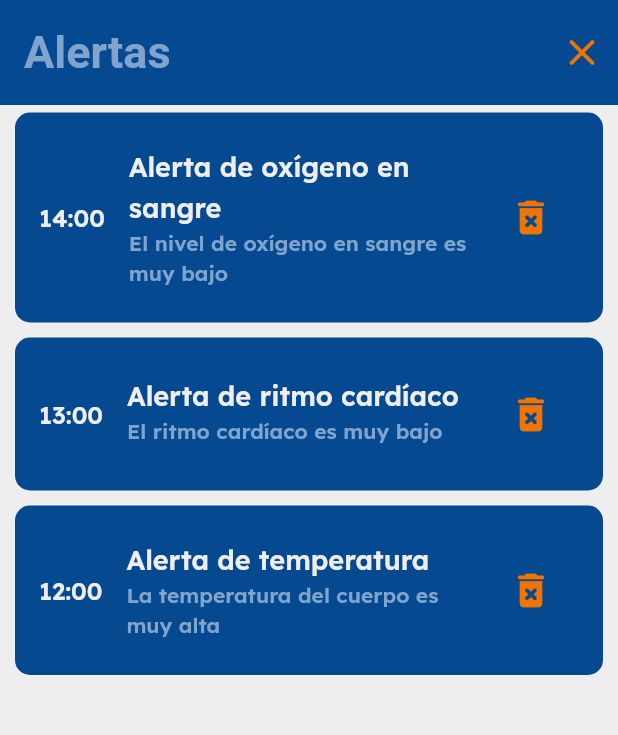
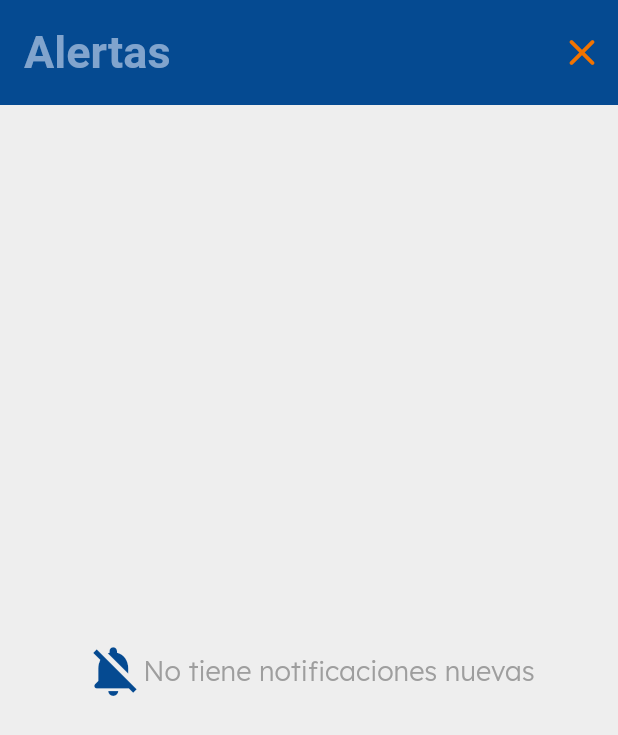
Before and after one commit to josenavarrojm/smart_clothing_app, a Flutter app: the LoggedUserPage screen opened directly, after a tap on the "notifications" icon, on a phone screen of 412 x 824 dp. Shown: the top 735 px of the screen. Run offline on Flutter 3.47's test engine with Material 3 defaults, Android fonts, the phone set to English and light mode, and no system bars; our stand-ins replace cloud_firestore, csv, firebase_core, flutter_blue_plus, flutter_local_notifications, fluttertoast and 7 more; missing offline and left inert: bcrypt, flutter_reactive_ble, mongo_dart, mqtt_client; accounts and stored records are empty.

Commit message:
Alerts table created on local DB

```diff
--- a/lib/controllers/BLE/bluetooth_services.dart
+++ b/lib/controllers/BLE/bluetooth_services.dart
@@ -317,12 +317,10 @@ class BluetoothController {
             readData = parts[0];
             dataReceived["_id"] = ObjectId();
             dataReceived["ecg"] = BlDataNotifier().ecgData;
-            print("Longitud: ${BlDataNotifier().ecgData.length}");
             await initializeDateFormatting('es_ES', null);
             Intl.defaultLocale = 'es_ES';
             dataReceived["created_at"] =
                 DateFormat('EEE, MMM d, yyyy - hh:mm a').format(DateTime.now());
-            print(dataReceived["created_at"]);
             if (BlDataNotifier().ecgData.isNotEmpty) {
               try {
                 await mongoService.insertDocument(dataReceived, "data");
--- a/lib/handlers/data_base_handler.dart
+++ b/lib/handlers/data_base_handler.dart
@@ -1,3 +1,4 @@
+import 'package:smartclothingproject/models/alert_model.dart';
 import 'package:smartclothingproject/models/user_model.dart';
 import 'package:sqflite/sqflite.dart';
 import 'package:path/path.dart';
@@ -22,13 +23,14 @@ class DatabaseHandler {
 
     return await openDatabase(
       path,
-      version: 5,
+      version: 8, // Asegúrate de incrementar la versión
       onCreate: _createDB,
       onUpgrade: _upgradeDB,
     );
   }
 
   Future<void> _createDB(Database db, int version) async {
+    // Tabla de usuarios
     await db.execute('''
     CREATE TABLE IF NOT EXISTS users (
       id INTEGER PRIMARY KEY AUTOINCREMENT,
@@ -58,12 +60,38 @@ class DatabaseHandler {
       ARL TEXT,
       PensionFondo TEXT
     )
-  ''');
+    ''');
+
+    // Tabla de alertas
+    await db.execute('''
+    CREATE TABLE IF NOT EXISTS alerts (
+      id INTEGER PRIMARY KEY AUTOINCREMENT,
+      title TEXT,
+      description TEXT,
+      minute TEXT,
+      hour  TEXT,
+      day   TEXT,
+      month TEXT,
+      year  TEXT
+    )
+    ''');
   }
 
   Future<void> _upgradeDB(Database db, int oldVersion, int newVersion) async {
-    if (oldVersion < 6) {
-      await db.execute("ALTER TABLE users ADD COLUMN user_id TEXT");
+    if (oldVersion < 8) {
+      // Crea la tabla de alertas si no existía
+      await db.execute('''
+      CREATE TABLE IF NOT EXISTS alerts (
+        id INTEGER PRIMARY KEY AUTOINCREMENT,
+        title TEXT,
+        description TEXT,
+        minute TEXT,
+        hour TEXT,
+        day TEXT,
+        month TEXT,
+        year TEXT
+      )
+      ''');
     }
   }
 
@@ -83,4 +111,43 @@ class DatabaseHandler {
     final result = await db.query('users');
     return result.map((e) => UserModel.fromJson(e)).toList();
   }
+
+  // Funciones para gestionar alertas
+  Future<void> saveAlert(Map<String, dynamic> alertData) async {
+    final db = await instance.database;
+    await db.insert('alerts', alertData);
+  }
+
+  Future<void> deleteAlert(String id) async {
+    final db = await instance.database;
+    await db.delete(
+      'alerts',
+      where: 'id = ?',
+      whereArgs: [id], // Eliminar usando el id
+    );
+  }
+
+  Future<List<AlertModel>> getAllAlerts() async {
+    final db = await instance.database;
+    final List<Map<String, dynamic>> maps = await db.query('alerts');
+    print(maps); // Verifica los datos recuperados
+
+    return List.generate(maps.length, (i) {
+      return AlertModel(
+        id: maps[i]['id'].toString(), // Convierte el id a String
+        title: maps[i]['title'] ?? '',
+        description: maps[i]['description'] ?? '',
+        minute: maps[i]['minute'].toString(), // Convierte minute a String
+        hour: maps[i]['hour'].toString(), // Convierte hour a String
+        day: maps[i]['day'].toString(), // Convierte day a String
+        month: maps[i]['month'].toString(), // Convierte month a String
+        year: maps[i]['year'].toString(), // Convierte year a String
+      );
+    });
+  }
+
+  Future<void> clearAlerts() async {
+    final db = await instance.database;
+    await db.delete('alerts');
+  }
 }
--- /dev/null
+++ b/lib/models/alert_model.dart
@@ -0,0 +1,45 @@
+class AlertModel {
+  final String? id;
+  final String title;
+  final String description;
+  final String minute;
+  final String hour;
+  final String day;
+  final String month;
+  final String year;
+
+  const AlertModel({
+    this.id,
+    required this.title,
+    required this.description,
+    required this.minute,
+    required this.hour,
+    required this.day,
+    required this.month,
+    required this.year,
+  });
+
+  Map<String, dynamic> toJson() {
+    return {
+      "title": title,
+      "description": description,
+      "minute": minute,
+      "hour": hour,
+      "day": day,
+      "month": month,
+      "year": year,
+    };
+  }
+
+  factory AlertModel.fromJson(Map<String, dynamic> json) {
+    return AlertModel(
+      title: json['title'] ?? '',
+      description: json['description'] ?? '',
+      minute: json['minute'] ?? '',
+      hour: json['hour'] ?? '',
+      day: json['day'] ?? '',
+      month: json['month'] ?? '',
+      year: json['year'] ?? '',
+    );
+  }
+}
--- a/lib/views/loggedUserPage.dart
+++ b/lib/views/loggedUserPage.dart
@@ -101,26 +101,26 @@ class _LoggedUserPageState extends State<LoggedUserPage> {
 
     return Consumer<BlDataNotifier>(builder: (context, blDataNotifier, child) {
       return Scaffold(
-        floatingActionButton: FloatingActionButton(
-          elevation: 0.0,
-          shape: RoundedRectangleBorder(
-            borderRadius:
-                BorderRadius.circular(radiusBtn), // Esquinas redondeadas
-          ),
-          backgroundColor: Theme.of(context).colorScheme.tertiary,
-          onPressed: () async {
-            await LocalNotificationService.showNotification(
-              id: Random().nextInt(100000),
-              title: 'Test',
-              body: 'Aquí va el mensaje de alerta.',
-            );
-          },
-          child: Icon(
-            Icons.notification_add,
-            color: Theme.of(context).primaryColor,
-            size: 40,
-          ),
-        ),
+        // floatingActionButton: FloatingActionButton(
+        //   elevation: 0.0,
+        //   shape: RoundedRectangleBorder(
+        //     borderRadius:
+        //         BorderRadius.circular(radiusBtn), // Esquinas redondeadas
+        //   ),
+        //   backgroundColor: Theme.of(context).colorScheme.tertiary,
+        //   onPressed: () async {
+        //     await LocalNotificationService.showNotification(
+        //       id: Random().nextInt(100000),
+        //       title: 'Peligro 😔😔',
+        //       body: 'Ten cuidado, eres muy sexi 😏😏',
+        //     );
+        //   },
+        //   child: Icon(
+        //     Icons.notification_add,
+        //     color: Theme.of(context).primaryColor,
+        //     size: 40,
+        //   ),
+        // ),
         backgroundColor: Theme.of(context).scaffoldBackgroundColor,
         appBar: PreferredSize(
           preferredSize: const Size.fromHeight(110),
@@ -155,40 +155,40 @@ class _LoggedUserPageState extends State<LoggedUserPage> {
                 //   },
                 // ),
                 if (_selectedIndex != 1) ...[
-                  Consumer<ConnectionService>(
-                    builder: (context, connectionService, child) {
-                      return IconButton(
-                        icon: Icon(
-                          ((!connectionService.isConnected &&
-                                      connectionService.lostConnection &&
-                                      !isDialogVisible) ||
-                                  (!connectionService.isConnected))
-                              ? Icons.bluetooth_disabled
-                              : Icons.bluetooth_connected,
-                        ),
-                        color: ((!connectionService.isConnected &&
-                                    connectionService.lostConnection &&
-                                    !isDialogVisible) ||
-                                (!connectionService.isConnected))
-                            ? Theme.of(context).colorScheme.tertiary
-                            : Colors.blueAccent,
-                        onPressed: () async {
-                          if ((!connectionService.isConnected &&
-                                  connectionService.lostConnection &&
-                                  !isDialogVisible) ||
-                              (!connectionService.isConnected)) {
-                            isDialogVisible = true;
-                            // Llamar a showDialogIfNeeded solo cuando sea necesario
-                            Future.delayed(Duration.zero, () {
-                              showDialogIfNeeded(connectionService);
-                            });
-                          }
-                          setState(
-                              () {}); // Este setState ahora debería funcionar correctamente.
-                        },
-                      );
-                    },
-                  ),
+                  // Consumer<ConnectionService>(
+                  //   builder: (context, connectionService, child) {
+                  //     return IconButton(
+                  //       icon: Icon(
+                  //         ((!connectionService.isConnected &&
+                  //                     connectionService.lostConnection &&
+                  //                     !isDialogVisible) ||
+                  //                 (!connectionService.isConnected))
+                  //             ? Icons.bluetooth_disabled
+                  //             : Icons.bluetooth_connected,
+                  //       ),
+                  //       color: ((!connectionService.isConnected &&
+                  //                   connectionService.lostConnection &&
+                  //                   !isDialogVisible) ||
+                  //               (!connectionService.isConnected))
+                  //           ? Theme.of(context).colorScheme.tertiary
+                  //           : Colors.blueAccent,
+                  //       onPressed: () async {
+                  //         if ((!connectionService.isConnected &&
+                  //                 connectionService.lostConnection &&
+                  //                 !isDialogVisible) ||
+                  //             (!connectionService.isConnected)) {
+                  //           isDialogVisible = true;
+                  //           // Llamar a showDialogIfNeeded solo cuando sea necesario
+                  //           Future.delayed(Duration.zero, () {
+                  //             showDialogIfNeeded(connectionService);
+                  //           });
+                  //         }
+                  //         setState(
+                  //             () {}); // Este setState ahora debería funcionar correctamente.
+                  //       },
+                  //     );
+                  //   },
+                  // ),
                   _buildNotificationBadge(context)
                 ],
                 IconButton(
@@ -429,7 +429,9 @@ Widget _buildNotificationBadge(BuildContext context) {
       builder: (context, snapshot) {
         if (snapshot.connectionState == ConnectionState.waiting) {
           // Mostrar el Badge mientras carga
-          return Badge(
+          return Container(
+              margin: const EdgeInsets.only(right: 10),
+              child: Badge(
                 alignment: Alignment.topRight,
                 backgroundColor: Colors.red,
                 smallSize: 0.0,
@@ -441,7 +443,7 @@ Widget _buildNotificationBadge(BuildContext context) {
                   child: Icon(Icons.notifications_outlined,
                       size: 30, color: Theme.of(context).colorScheme.tertiary),
                 ),
-          );
+              ));
         }
 
         // Cuando el valor ya está cargado
@@ -485,6 +487,8 @@ Widget _buildNotificationBadge(BuildContext context) {
               ),
             );
           },
+          child: Container(
+              margin: const EdgeInsets.only(right: 10),
               child: Badge(
                 alignment: Alignment.topRight,
                 backgroundColor: Colors.red,
@@ -499,7 +503,7 @@ Widget _buildNotificationBadge(BuildContext context) {
                   child: Icon(Icons.notifications_outlined,
                       size: 30, color: Theme.of(context).colorScheme.tertiary),
                 ),
-          ),
+              )),
         );
       },
     );
--- a/lib/views/notification_panel.dart
+++ b/lib/views/notification_panel.dart
@@ -2,6 +2,8 @@ import 'package:flutter/material.dart';
 import 'package:flutter/services.dart';
 import 'package:google_fonts/google_fonts.dart';
 import 'package:smartclothingproject/functions/show_toast.dart';
+import 'package:smartclothingproject/handlers/data_base_handler.dart';
+import 'package:smartclothingproject/models/alert_model.dart';
 
 class NotificationPanel extends StatefulWidget {
   @override
@@ -9,23 +11,47 @@ class NotificationPanel extends StatefulWidget {
 }
 
 class _NotificationPanelState extends State<NotificationPanel> {
-  List<Map<String, String>> notifications = [
-    {
-      'title': 'Alerta de oxígeno en sangre',
-      'description': 'El nivel de oxígeno en sangre es muy bajo',
-      'time': '14:00',
-    },
-    {
-      'title': 'Alerta de ritmo cardíaco',
-      'description': 'El ritmo cardíaco es muy bajo',
-      'time': '13:00',
-    },
-    {
-      'title': 'Alerta de temperatura',
-      'description': 'La temperatura del cuerpo es muy alta',
-      'time': '12:00',
-    },
-  ];
+  List<AlertModel> alerts = [];
+
+  @override
+  void initState() {
+    super.initState();
+    loadAlerts();
+    print(alerts.length);
+  }
+
+  Future<void> loadAlerts() async {
+    try {
+      alerts = await DatabaseHandler.instance.getAllAlerts();
+
+      // Ordenar las alertas por fecha y hora: más recientes primero
+      alerts.sort((a, b) {
+        // Convertir las propiedades en enteros para compararlas
+        int yearA = int.parse(a.year);
+        int yearB = int.parse(b.year);
+        int monthA = int.parse(a.month);
+        int monthB = int.parse(b.month);
+        int dayA = int.parse(a.day);
+        int dayB = int.parse(b.day);
+        int hourA = int.parse(a.hour);
+        int hourB = int.parse(b.hour);
+        int minuteA = int.parse(a.minute);
+        int minuteB = int.parse(b.minute);
+
+        // Compara los valores en orden de más reciente a más antiguo
+        if (yearA != yearB) return yearB.compareTo(yearA);
+        if (monthA != monthB) return monthB.compareTo(monthA);
+        if (dayA != dayB) return dayB.compareTo(dayA);
+        if (hourA != hourB) return hourB.compareTo(hourA);
+        return minuteB.compareTo(minuteA);
+      });
+
+      setState(() {});
+    } catch (e) {
+      showToast(message: 'Error al cargar las alertas: $e');
+      print(e);
+    }
+  }
 
   @override
   Widget build(BuildContext context) {
@@ -72,25 +98,45 @@ class _NotificationPanelState extends State<NotificationPanel> {
           ],
         ),
       ),
-      body: Container(
+      body: alerts.isEmpty
+          ? Center(
+              child: Row(
+              mainAxisAlignment: MainAxisAlignment.center,
+              children: [
+                Icon(
+                  Icons.notifications_off_rounded,
+                  size: 40,
+                  color: Theme.of(context).primaryColor,
+                ),
+                Text('No tiene notificaciones nuevas',
+                    style: GoogleFonts.lexend(
+                        fontSize: 18,
+                        letterSpacing: 0,
+                        fontWeight: FontWeight.w300,
+                        color: Colors.grey)),
+              ],
+            ))
+          : Container(
               color: Theme.of(context).scaffoldBackgroundColor,
               child: ListView.builder(
-          itemCount: notifications.length,
+                itemCount: alerts.length,
                 itemBuilder: (context, index) {
                   return Dismissible(
                     key: UniqueKey(),
-              direction:
-                  DismissDirection.horizontal, // Arrastrar hacia la derecha
-              onDismissed: (direction) {
+                    direction: DismissDirection
+                        .horizontal, // Arrastrar hacia la derecha
+                    onDismissed: (direction) async {
+                      // Llamar a la función para eliminar la alerta de la base de datos
+                      await DatabaseHandler.instance
+                          .deleteAlert(alerts[index].id!);
+
+                      // Eliminar la alerta de la lista local
                       setState(() {
-                  notifications.removeAt(index);
+                        alerts.removeAt(index);
                       });
-                ScaffoldMessenger.of(context).showSnackBar(
-                  const SnackBar(
-                    content: Text('Notificación eliminada'),
-                    duration: Duration(seconds: 2),
-                  ),
-                );
+
+                      // Mostrar un mensaje o notificación
+                      showToast(message: 'Alerta eliminada');
                     },
                     background: Container(
                       alignment: Alignment.centerLeft,
@@ -113,16 +159,18 @@ class _NotificationPanelState extends State<NotificationPanel> {
                       ),
                     ),
                     child: Container(
-                padding:
-                    const EdgeInsets.symmetric(vertical: 15, horizontal: 0),
-                margin: const EdgeInsets.symmetric(vertical: 5, horizontal: 10),
+                      height: 100,
+                      padding: const EdgeInsets.symmetric(
+                          vertical: 15, horizontal: 0),
+                      margin: const EdgeInsets.symmetric(
+                          vertical: 5, horizontal: 10),
                       decoration: BoxDecoration(
-                  borderRadius: BorderRadius.circular(10),
+                        borderRadius: BorderRadius.circular(20),
                         color: Theme.of(context).primaryColor,
                       ),
                       child: ListTile(
                         leading: Text(
-                    notifications[index]['time']!,
+                          "${alerts[index].hour}:${alerts[index].minute}",
                           style: GoogleFonts.lexend(
                               fontSize: 16,
                               letterSpacing: 0,
@@ -130,25 +178,28 @@ class _NotificationPanelState extends State<NotificationPanel> {
                               color: Theme.of(context).scaffoldBackgroundColor),
                         ),
                         title: Text(
-                    notifications[index]['title']!,
+                          alerts[index].title,
                           style: GoogleFonts.lexend(
                               fontSize: 18,
                               letterSpacing: 0,
                               fontWeight: FontWeight.w600,
                               color: Theme.of(context).scaffoldBackgroundColor),
-                    // TextStyle(
-                    //   color: Theme.of(context).scaffoldBackgroundColor,
-                    //   fontSize: 20,
-                    //   fontWeight: FontWeight.w600,
-                    // ),
+                          softWrap: false, // Evita el salto de línea
+                          overflow: TextOverflow
+                              .ellipsis, // Muestra los puntos suspensivos
+                          maxLines: 1, // Limita a una línea
                         ),
                         subtitle: Text(
-                    '${notifications[index]['description']}',
+                          alerts[index].description,
                           style: GoogleFonts.lexend(
                               fontSize: 14,
                               letterSpacing: 0,
                               fontWeight: FontWeight.w600,
                               color: Theme.of(context).primaryColorLight),
+                          softWrap: false, // Evita el salto de línea
+                          overflow: TextOverflow
+                              .ellipsis, // Muestra los puntos suspensivos
+                          maxLines: 1, // Limita a una línea
                         ),
                         trailing: IconButton(
                           icon: Icon(
@@ -156,11 +207,18 @@ class _NotificationPanelState extends State<NotificationPanel> {
                             size: 30,
                             color: Theme.of(context).colorScheme.tertiary,
                           ),
-                    onPressed: () {
+                          onPressed: () async {
+                            // Llamar a la función para eliminar la alerta de la base de datos
+                            await DatabaseHandler.instance
+                                .deleteAlert(alerts[index].id!);
+
+                            // Eliminar la alerta de la lista local
                             setState(() {
-                        showToast(message: 'Notificación eliminada');
-                        notifications.removeAt(index);
+                              alerts.removeAt(index);
                             });
+
+                            // Mostrar un mensaje o notificación
+                            showToast(message: 'Alerta eliminada');
                           },
                         ),
                       ),
```
Also changed, not shown: lib/functions/get_date_now.dart (added, +27 -0 lines), lib/models/local_notifications_service.dart (+23 -1 lines), 1 other file. Lines whose indentation alone changed are shown as unchanged.
